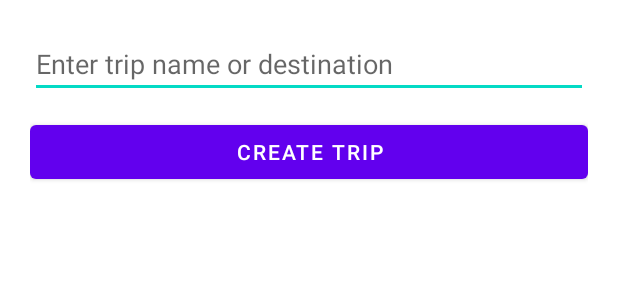
After one commit to Andrew-D-H/SyncTime, an Android app built with Jetpack Compose: the layout dialog_new_trip.xml on its own in the app's theme, with its tools: preview values and no code run, on a phone screen of 412 x 824 dp. The commit adds this screen. Shown: the top 300 px of the screen. Run offline under Robolectric (Android 15) with nearby library versions, the phone set to English and light mode, and no system bars.

Commit message:
Add Chat and New Trip UI Components

```diff
--- /dev/null
+++ b/app/src/main/res/layout/dialog_new_trip.xml
@@ -0,0 +1,21 @@
+<?xml version="1.0" encoding="utf-8"?>
+<LinearLayout xmlns:android="http://schemas.android.com/apk/res/android"
+    android:layout_width="match_parent"
+    android:layout_height="wrap_content"
+    android:orientation="vertical"
+    android:padding="20dp">
+
+    <EditText
+        android:id="@+id/trip_name_input"
+        android:layout_width="match_parent"
+        android:layout_height="wrap_content"
+        android:hint="Enter trip name or destination"
+        android:inputType="text" />
+
+    <Button
+        android:id="@+id/btn_create_trip"
+        android:layout_width="match_parent"
+        android:layout_height="wrap_content"
+        android:text="Create Trip"
+        android:layout_marginTop="12dp" />
+</LinearLayout>
```
Also changed, not shown: app/src/main/java/com/example/synctime/HomeFragment.kt (+59 -2 lines).
